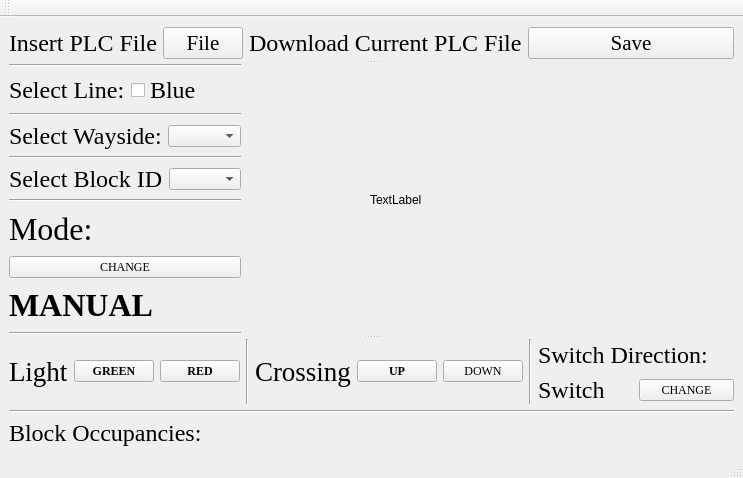
Above: Wayside SW/Wayside_UI_Rough.ui from asmithie13/ECE-1140 before the change. Below: the same form after it.
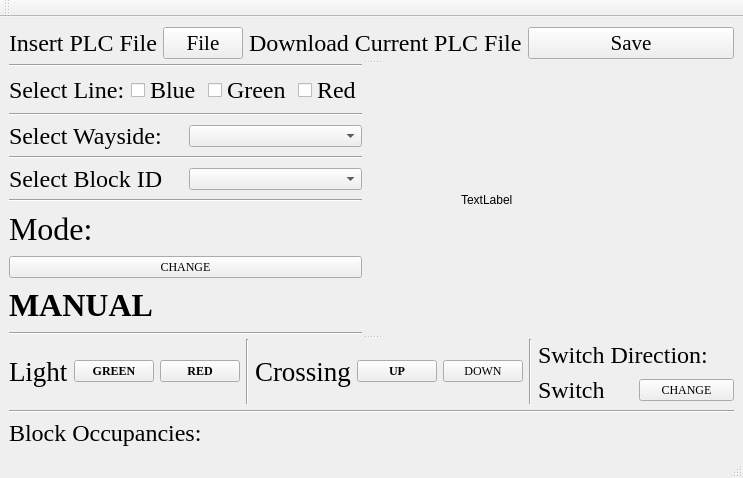
That is the form after the change.

```diff
--- a/Wayside SW/Wayside_UI_Rough.ui
+++ b/Wayside SW/Wayside_UI_Rough.ui
@@ -166,6 +166,32 @@
               </property>
              </widget>
             </item>
+            <item>
+             <widget class="QCheckBox" name="checkBox">
+              <property name="font">
+               <font>
+                <family>Times New Roman</family>
+                <pointsize>18</pointsize>
+               </font>
+              </property>
+              <property name="text">
+               <string>Green</string>
+              </property>
+             </widget>
+            </item>
+            <item>
+             <widget class="QCheckBox" name="checkBox_2">
+              <property name="font">
+               <font>
+                <family>Times New Roman</family>
+                <pointsize>18</pointsize>
+               </font>
+              </property>
+              <property name="text">
+               <string>Red</string>
+              </property>
+             </widget>
+            </item>
            </layout>
           </item>
           <item>
```
